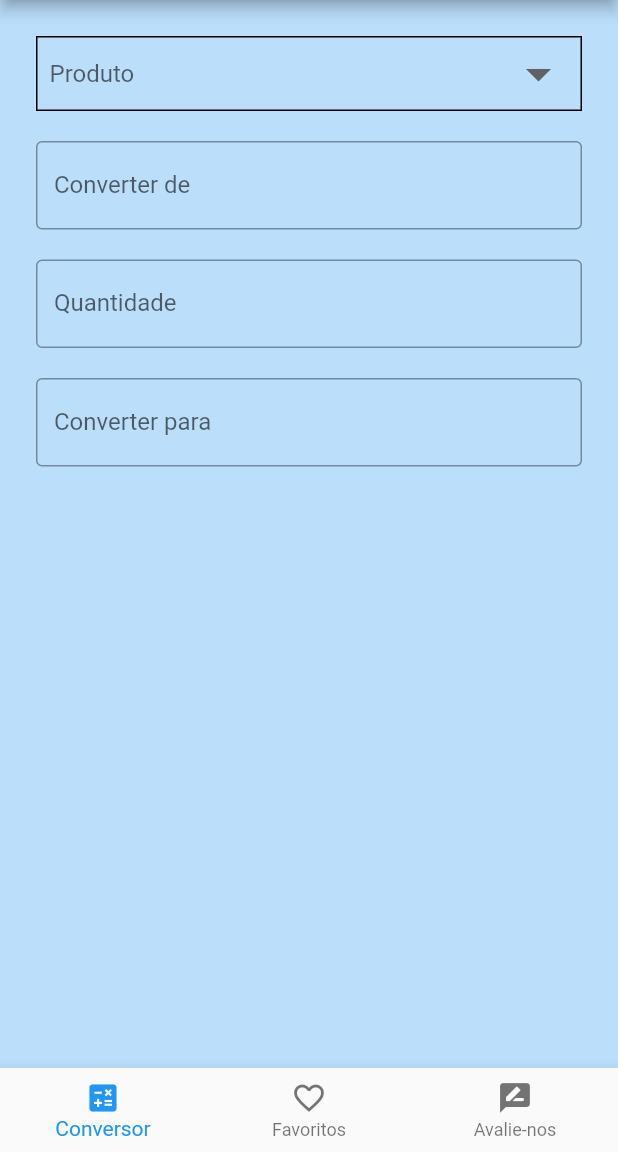
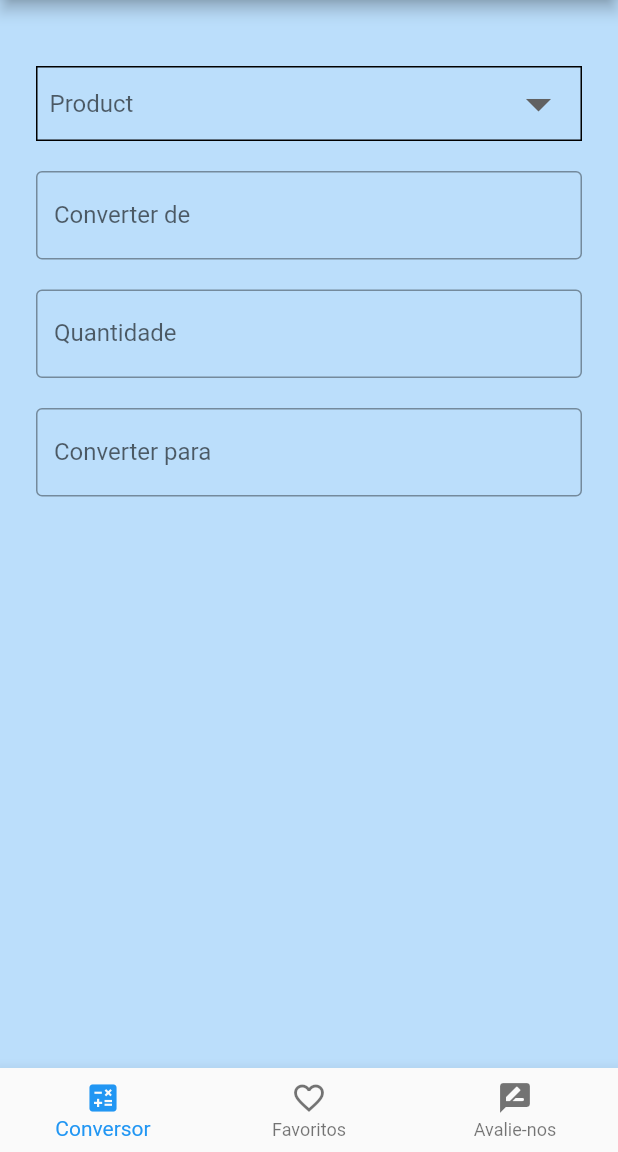
Before and after one commit to TeamMercuryDevelopment/Cooking_Converter, a Flutter app: the screen it shows after launch, on a phone screen of 412 x 824 dp, the part 84-1236 px from its top. Run offline on Flutter 3.47's test engine with Material 2 defaults, Android fonts, the phone set to English and light mode, and no system bars; our stand-ins replace flutter_mobx, mobx; generated files the repository leaves out were written again.

Commit message:
🔨 SelectBox reworked.

```diff
--- a/lib/components/selectbox.dart
+++ /dev/null
@@ -1,51 +0,0 @@
-import 'package:flutter/material.dart';
-
-// ignore: must_be_immutable
-class SelectBox extends StatelessWidget {
-  final String label;
-  final controller;
-  String value;
-  final List list;
-
-  SelectBox({
-    this.label,
-    this.value,
-    this.controller,
-    this.list,
-  });
-
-  @override
-  Widget build(BuildContext context) {
-    return Container(
-              padding: EdgeInsets.only(left: 8.0, right: 8.0),
-              decoration: BoxDecoration(
-                border: Border.all(
-                  color: Colors.black
-                  ),
-              ),
-              child: DropdownButton(
-                hint: Text(label),
-                icon: Icon(Icons.arrow_drop_down),
-                iconSize: 40,
-                elevation: 5,
-                isExpanded: true,
-                underline: SizedBox(),
-                style: TextStyle(
-                  color: Colors.black,
-                  fontSize: 16,
-                ),
-                value: value,
-                onChanged: (newValue) {
-                  value = newValue;
-                  controller.setName(value);
-                },
-                items: list.map<DropdownMenuItem<String>>((valueItem) =>
-                new  DropdownMenuItem<String>(
-                  value: valueItem,
-                  child: Text(valueItem)
-                  )
-                ).toList(),
-              ),
-            );
-  }
-}
--- a/lib/models/controller.dart
+++ b/lib/models/controller.dart
@@ -5,13 +5,29 @@ class Controller = _ControllerBase with _$Controller;
 
 abstract class _ControllerBase with Store {
 
+  // @observable
+  // List listProducts = [
+  //   "Item 1", "Item 2", "Item 3", "Item 4",
+  // ];
+
   @observable
   String name = '';
+
+  @observable
+  String selectedItem = '';
 
   @action
   setName (String newName) => name = newName;
 
+  @action
+  setSelectedItem(String newItem) => selectedItem = newItem;
+
+  // @computed
+  // List get getListProducts => listProducts;
+
   @computed
   String get transaction => name;
 
+  @computed
+  String get selected => selectedItem;
 }
--- /dev/null
+++ b/lib/models/convert.dart
@@ -0,0 +1,8 @@
+class Convert {
+
+  String name;
+
+  Convert(
+    this.name,
+  );
+}
--- /dev/null
+++ b/lib/models/product.dart
@@ -0,0 +1,9 @@
+
+class Product {
+
+  String name;
+
+  Product (
+    this.name,
+  );
+}
--- a/lib/screens/form.dart
+++ b/lib/screens/form.dart
@@ -1,4 +1,3 @@
-import 'package:cooking_converter/components/selectbox.dart';
 import 'package:cooking_converter/models/controller.dart';
 import 'package:flutter/material.dart';
 import 'package:flutter_mobx/flutter_mobx.dart';
@@ -9,11 +8,14 @@ class ProductForm extends StatefulWidget {
 }
 
 class _ProductFormState extends State<ProductForm> {
-
   String productValue;
   final productController = Controller();
-  List listItem = [
-    "Item 1", "Item 2", "Item 3", "Item 4",
+
+  List listProducts = [
+    "Item 1",
+    "Item 2",
+    "Item 3",
+    "Item 4",
   ];
 
   @override
@@ -36,22 +38,32 @@ class _ProductFormState extends State<ProductForm> {
           child: Padding(
             padding: const EdgeInsets.all(24.0),
             child: Column(
-                  children: <Widget> [
+              children: <Widget>[
+                SizedBox(height: 20),
+                Container(
+                    padding: EdgeInsets.only(left: 8.0, right: 8.0),
+                    decoration: BoxDecoration(
+                      border: Border.all(color: Colors.black),
+                    ),
+                    child: _selectBox(
+                      label: 'Product',
+                      item: productValue,
+                      controller: productController,
+                      list: listProducts,
+                    )),
+                SizedBox(height: 20),
                 SizedBox(
-                      child: SelectBox(
-                        controller: productController,
-                        label: 'Produto',
-                        value: productValue,
-                        list: listItem,
-                      )
+                  child: TextField(
+                    decoration: InputDecoration(
+                        border: OutlineInputBorder(),
+                        labelText: "Converter de"),
+                  ),
                 ),
                 SizedBox(height: 20),
                 SizedBox(
                   child: TextField(
                     decoration: InputDecoration(
-                          border: OutlineInputBorder(),
-                          labelText: "Converter de"
-                        ),
+                        border: OutlineInputBorder(), labelText: "Quantidade"),
                   ),
                 ),
                 SizedBox(height: 20),
@@ -59,25 +71,13 @@ class _ProductFormState extends State<ProductForm> {
                   child: TextField(
                     decoration: InputDecoration(
                         border: OutlineInputBorder(),
-                          labelText: "Quantidade"
-                        ),
+                        labelText: "Converter para"),
                   ),
                 ),
                 SizedBox(height: 20),
-                    SizedBox(
-                      child: TextField(
-                        decoration: InputDecoration(
-                          border: OutlineInputBorder(),
-                          labelText: "Converter para"
-                        ),
-                      ),
-                    ),
-                    SizedBox(height: 20),
-                    Observer(
-                      builder: (_) {
+                Observer(builder: (_) {
                   return Text('${productController.transaction}');
-                      }
-                    ),
+                }),
               ],
             ),
           ),
@@ -104,4 +104,29 @@ class _ProductFormState extends State<ProductForm> {
       ),
     );
   }
+
+  _selectBox({String label, String item, controller, List list}) {
+    return DropdownButton(
+      hint: Text(label),
+      icon: Icon(Icons.arrow_drop_down),
+      iconSize: 40,
+      elevation: 5,
+      isExpanded: true,
+      underline: SizedBox(),
+      style: TextStyle(
+        color: Colors.black,
+        fontSize: 16,
+      ),
+      value: item,
+      onChanged: (newItem) {
+        controller.setSelectedItem(newItem);
+        controller.setName(newItem);
+      },
+      items: list
+          .map<DropdownMenuItem<String>>((valueItem) =>
+              new DropdownMenuItem<String>(
+                  value: valueItem, child: Text(valueItem)))
+          .toList(),
+    );
   }
+}
```
Also changed, not shown: lib/models/controller.g.dart. Lines whose indentation alone changed are shown as unchanged.
